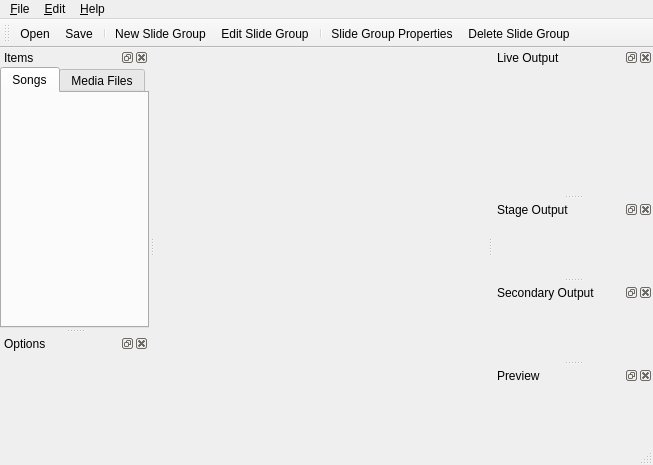
Old version of the form src/mainwindow.ui in the repository google-code-export/dviz.
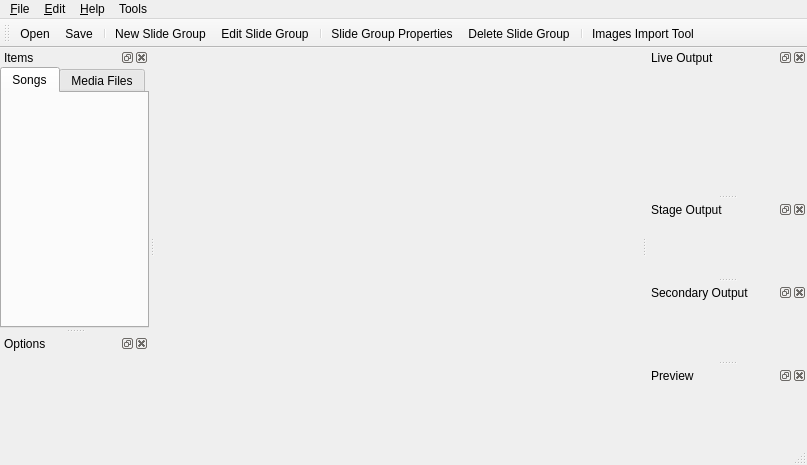
New version of the form. The open tabs and pages were chosen to show the change.

Commit message: Added Image Import Tool (MainWindow -> Tools Menu). Fixed song group segfault bug with foldback enabled.

Diff of the .ui file:
```diff
--- a/src/mainwindow.ui
+++ b/src/mainwindow.ui
@@ -6,7 +6,7 @@
    <rect>
     <x>0</x>
     <y>0</y>
-    <width>653</width>
+    <width>807</width>
     <height>465</height>
    </rect>
   </property>
@@ -25,7 +25,7 @@
     <rect>
      <x>0</x>
      <y>0</y>
-     <width>653</width>
+     <width>807</width>
      <height>26</height>
     </rect>
    </property>
@@ -60,9 +60,16 @@
     <addaction name="separator"/>
     <addaction name="actionVisit_DViz_Website"/>
    </widget>
+   <widget class="QMenu" name="menuTools">
+    <property name="title">
+     <string>Tools</string>
+    </property>
+    <addaction name="actionImages_Import_Tool"/>
+   </widget>
    <addaction name="menuFile"/>
    <addaction name="menuEdit"/>
    <addaction name="menuHelp"/>
+   <addaction name="menuTools"/>
   </widget>
   <widget class="QStatusBar" name="statusbar"/>
   <widget class="QDockWidget" name="dwItems">
@@ -166,6 +173,8 @@
    <addaction name="separator"/>
    <addaction name="actionSlide_Group_Properties"/>
    <addaction name="actionDelete_Slide_Group"/>
+   <addaction name="separator"/>
+   <addaction name="actionImages_Import_Tool"/>
   </widget>
   <action name="actionOpen">
    <property name="text">
@@ -244,6 +253,11 @@
     <string>Document Settings ...</string>
    </property>
   </action>
+  <action name="actionImages_Import_Tool">
+   <property name="text">
+    <string>Images Import Tool</string>
+   </property>
+  </action>
  </widget>
  <resources/>
  <connections/>
```
Left out of the diff: 2 changed lines with no effect on the pictures. The commit also changes 10 other files.
